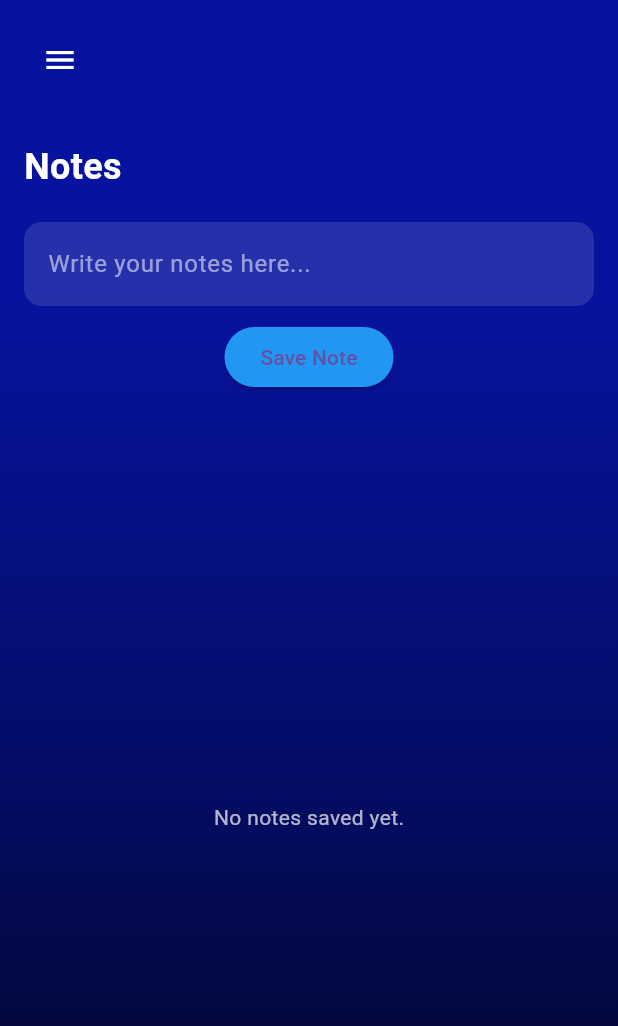
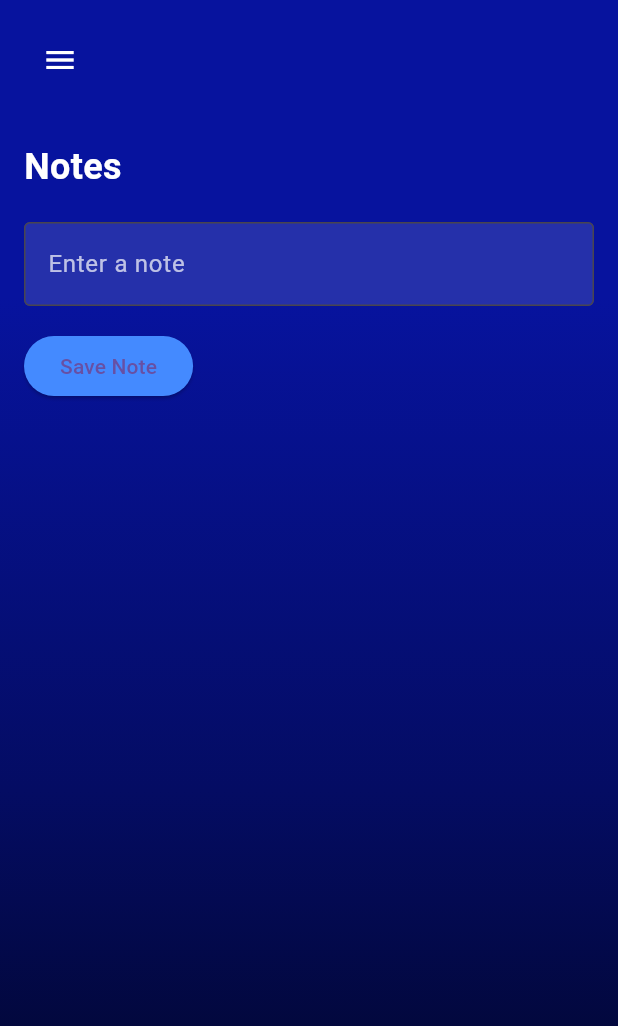
Before and after one commit to Nadeesh-Malaka/CalMaster_App, a Flutter app: the NotesScreen screen opened directly, after a tap on "Save Note", on a phone screen of 412 x 824 dp. Shown: the top 1026 px of the screen. Run offline on Flutter 3.47's test engine with Material 3 defaults, Android fonts, the phone set to English and light mode, and no system bars; our stand-ins replace shared_preferences; accounts and stored records are empty.

Commit message:
Implement note management features with local storage support in NotesScreen

```diff
--- a/lib/screens/notes_screen.dart
+++ b/lib/screens/notes_screen.dart
@@ -1,16 +1,61 @@
 import 'package:flutter/material.dart';
+import 'package:shared_preferences/shared_preferences.dart';
+import 'dart:convert';
 import 'custom_drawer.dart';
 
 class NotesScreen extends StatefulWidget {
   const NotesScreen({Key? key}) : super(key: key);
 
   @override
-  _NotesScreenState createState() => _NotesScreenState();
+  State<NotesScreen> createState() => _NotesScreenState();
 }
 
 class _NotesScreenState extends State<NotesScreen> {
   final TextEditingController _noteController = TextEditingController();
-  final List<String> _savedNotes = []; // List to store saved notes
+  List<String> _notes = [];
+
+  @override
+  void initState() {
+    super.initState();
+    _loadNotes();
+  }
+
+  // Load notes from local storage
+  Future<void> _loadNotes() async {
+    final SharedPreferences prefs = await SharedPreferences.getInstance();
+    final String? notesJson = prefs.getString('notes');
+    if (notesJson != null) {
+      setState(() {
+        _notes = List<String>.from(json.decode(notesJson));
+      });
+    }
+  }
+
+  // Save notes to local storage
+  Future<void> _saveNotes() async {
+    final SharedPreferences prefs = await SharedPreferences.getInstance();
+    await prefs.setString('notes', json.encode(_notes));
+  }
+
+  // Add a new note
+  void _addNote() {
+    final String newNote = _noteController.text.trim();
+    if (newNote.isNotEmpty) {
+      setState(() {
+        _notes.add(newNote);
+        _noteController.clear();
+      });
+      _saveNotes();
+    }
+  }
+
+  // Delete a note
+  void _deleteNote(int index) {
+    setState(() {
+      _notes.removeAt(index);
+    });
+    _saveNotes();
+  }
 
   @override
   Widget build(BuildContext context) {
@@ -56,83 +101,46 @@ class _NotesScreenState extends State<NotesScreen> {
                   ),
                   const SizedBox(height: 20),
 
-                  // Notes Input Field
+                  // Input Field
                   TextField(
                     controller: _noteController,
-                    maxLines: null,
-                    style: const TextStyle(color: Colors.white),
-                    decoration: InputDecoration(
-                      hintText: "Write your notes here...",
-                      hintStyle: const TextStyle(color: Colors.white54),
+                    decoration: const InputDecoration(
+                      labelText: "Enter a note",
+                      labelStyle: TextStyle(color: Colors.white70),
                       filled: true,
                       fillColor: Colors.white12,
-                      border: OutlineInputBorder(
-                        borderRadius: BorderRadius.circular(12),
-                        borderSide: BorderSide.none,
+                      border: OutlineInputBorder(),
                     ),
+                    style: const TextStyle(color: Colors.white),
                   ),
-                  ),
-                  const SizedBox(height: 10),
+                  const SizedBox(height: 16),
 
-                  // Save Button
-                  Center(
-                    child: ElevatedButton(
-                      onPressed: () {
-                        final note = _noteController.text;
-                        if (note.isNotEmpty) {
-                          setState(() {
-                            _savedNotes.add(note); // Add the note to the list
-                          });
-                          ScaffoldMessenger.of(context).showSnackBar(
-                            SnackBar(
-                              content: const Text("Note Saved"),
-                              backgroundColor: Colors.green,
-                            ),
-                          );
-                          _noteController.clear(); // Clear the input field
-                        }
-                      },
+                  // Add Note Button
+                  ElevatedButton(
+                    onPressed: _addNote,
                     style: ElevatedButton.styleFrom(
-                        backgroundColor: Colors.blue,
+                      backgroundColor: Colors.blueAccent,
                     ),
                     child: const Text("Save Note"),
                   ),
-                  ),
                   const SizedBox(height: 20),
 
-                  // Display Saved Notes
+                  // Notes List
                   Expanded(
-                    child: _savedNotes.isEmpty
-                        ? const Center(
-                            child: Text(
-                              "No notes saved yet.",
-                              style: TextStyle(color: Colors.white70),
-                            ),
-                          )
-                        : ListView.builder(
-                            itemCount: _savedNotes.length,
+                    child: ListView.builder(
+                      itemCount: _notes.length,
                       itemBuilder: (context, index) {
                         return Card(
-                                color: Colors.white12,
-                                shape: RoundedRectangleBorder(
-                                  borderRadius: BorderRadius.circular(12),
-                                ),
+                          color: Colors.white10,
+                          margin: const EdgeInsets.symmetric(vertical: 8.0),
                           child: ListTile(
                             title: Text(
-                                    _savedNotes[index],
+                              _notes[index],
                               style: const TextStyle(color: Colors.white),
                             ),
                             trailing: IconButton(
-                                    icon: const Icon(
-                                      Icons.delete,
-                                      color: Colors.red,
-                                    ),
-                                    onPressed: () {
-                                      setState(() {
-                                        _savedNotes
-                                            .removeAt(index); // Delete note
-                                      });
-                                    },
+                              icon: const Icon(Icons.delete, color: Colors.red),
+                              onPressed: () => _deleteNote(index),
                             ),
                           ),
                         );
```
Lines whose indentation alone changed are shown as unchanged.
